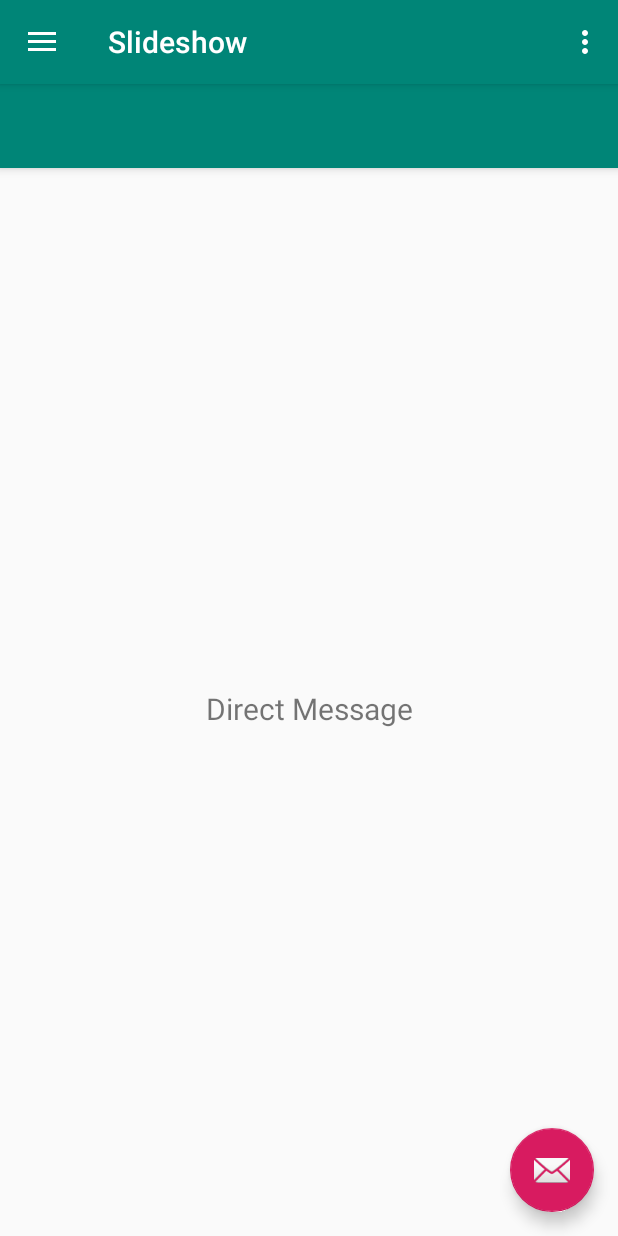
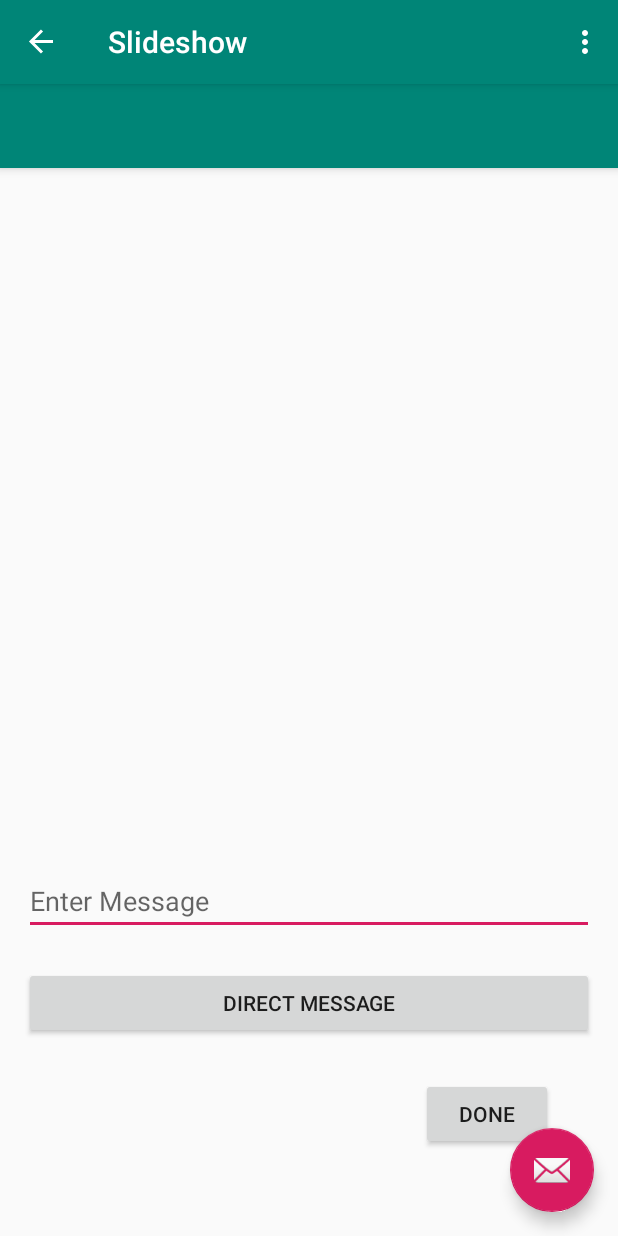
Before and after one commit to kwallace3/CryptoChat, an Android app: the MainPage screen opened directly, with no data from a screen before it, in the side drawer, after a tap on "Slideshow", on a phone screen of 412 x 824 dp. Run offline under Robolectric (Android 15) with nearby library versions, the phone set to English and light mode, and no system bars; our stand-ins replace navigation-ui.

Commit message:
direct message ui works

```diff
--- a/Login2/app/src/main/java/edu/wit/login/MainPage.java
+++ b/Login2/app/src/main/java/edu/wit/login/MainPage.java
@@ -1,21 +1,16 @@
 package edu.wit.login;
 import android.content.Intent;
 import android.os.Bundle;
-import android.text.method.LinkMovementMethod;
-import android.view.View;
 import android.view.Menu;
-
 import com.google.android.material.floatingactionbutton.FloatingActionButton;
-import com.google.android.material.snackbar.Snackbar;
 import com.google.android.material.navigation.NavigationView;
-
 import androidx.navigation.NavController;
 import androidx.navigation.Navigation;
 import androidx.navigation.ui.AppBarConfiguration;
 import androidx.navigation.ui.NavigationUI;
 import androidx.drawerlayout.widget.DrawerLayout;
 import androidx.appcompat.app.AppCompatActivity;
-import androidx.appcompat.widget.Toolbar;
+
 
 
 public class MainPage extends AppCompatActivity {
@@ -37,7 +32,7 @@ public class MainPage extends AppCompatActivity {
         // Passing each menu ID as a set of Ids because each
         // menu should be considered as top level destinations.
         mAppBarConfiguration = new AppBarConfiguration.Builder(
-                R.id.nav_home, R.id.nav_gallery, R.id.nav_slideshow)
+                R.id.nav_home, R.id.ban, R.id.btnSend)
                 .setDrawerLayout(drawer)
                 .build();
         NavController navController = Navigation.findNavController(this, R.id.nav_host_fragment);
--- a/Login2/app/src/main/java/edu/wit/login/ui/slideshow/SlideshowFragment.java
+++ b/Login2/app/src/main/java/edu/wit/login/ui/slideshow/SlideshowFragment.java
@@ -23,8 +23,8 @@ public class SlideshowFragment extends Fragment {
                              ViewGroup container, Bundle savedInstanceState) {
         slideshowViewModel =
                 ViewModelProviders.of(this).get(SlideshowViewModel.class);
-        View root = inflater.inflate(R.layout.fragment_item, container, false);
-        final TextView textView = root.findViewById(R.id.text_slideshow);
+        View root = inflater.inflate(R.layout.directmsg, container, false);
+        final TextView textView = root.findViewById(R.id.btnSend);
         slideshowViewModel.getText().observe(getViewLifecycleOwner(), new Observer<String>() {
             @Override
             public void onChanged(@Nullable String s) {
--- a/Login2/app/src/main/res/layout/directmsg.xml
+++ b/Login2/app/src/main/res/layout/directmsg.xml
@@ -37,7 +37,7 @@
         android:layout_height="wrap_content"
         android:layout_alignParentBottom="true"
         android:layout_marginBottom="115dp"
-        android:text="SEND" />
+        android:text="Direct message" />
 
     <Button
         android:id="@+id/done"
```
